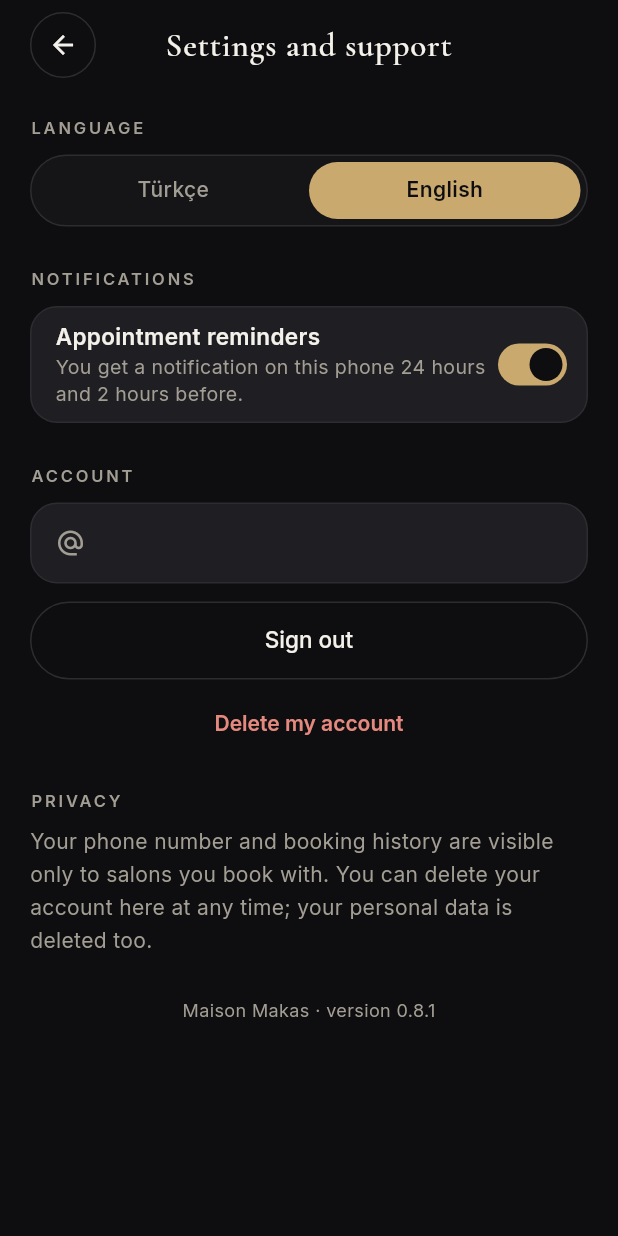
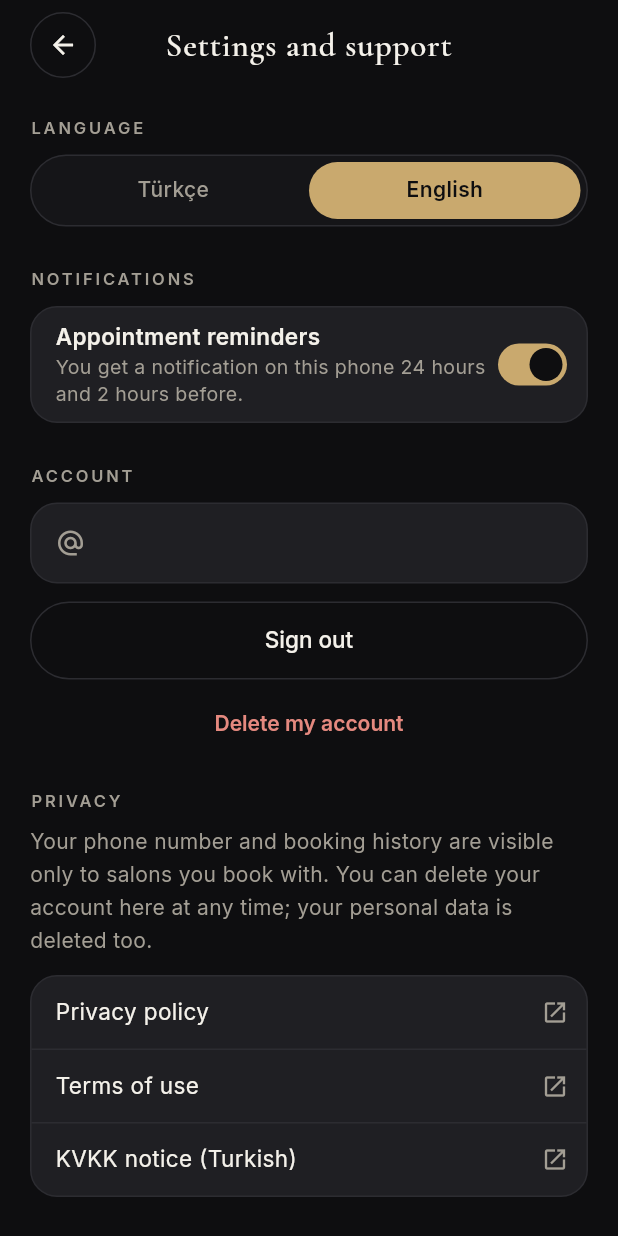
Before and after one commit to ahmetsahinn3807-ship-it/Maison-makas, a Flutter app: the AyarlarEkrani screen opened directly, on a phone screen of 412 x 824 dp. Run offline on Flutter 3.47's test engine with Material 3 defaults, Android fonts, the phone set to English and light mode, and no system bars; our stand-ins replace firebase_core, firebase_messaging, flutter_local_notifications, image_picker, shared_preferences, supabase_flutter and 1 more; accounts and stored records are empty; network calls fail.

Commit message:
Proje dosyalari zipten yerlestirildi [skip ci]

```diff
--- a/apps/musteri/lib/ekranlar/ayarlar_ekrani.dart
+++ b/apps/musteri/lib/ekranlar/ayarlar_ekrani.dart
@@ -215,10 +215,12 @@ class _AyarlarEkraniState extends State<AyarlarEkrani> {
                   'You can delete your account here at any time; your personal data is deleted too.'),
               style: maisonGovde(14, renk: r.soluk, yukseklik: 1.55),
             ),
+            const SizedBox(height: 12),
+            const MaisonBelgeBaglantilari(),
             const SizedBox(height: 28),
             Center(
               child: Text(
-                dl('Maison Makas · sürüm 0.8.1', 'Maison Makas · version 0.8.1'),
+                dl('Maison Makas · sürüm 0.8.2', 'Maison Makas · version 0.8.2'),
                 style: maisonGovde(12, renk: r.soluk, yukseklik: 1.2),
               ),
             ),
--- a/apps/musteri/pubspec.yaml
+++ b/apps/musteri/pubspec.yaml
@@ -1,7 +1,7 @@
 name: musteri
 description: Maison Makas — berber ve kuaför randevu uygulaması (müşteri).
 publish_to: none
-version: 0.8.1+1
+version: 0.8.2+1
 
 environment:
   sdk: ^3.5.0
--- a/apps/pro/lib/ekranlar/pro_ayarlar.dart
+++ b/apps/pro/lib/ekranlar/pro_ayarlar.dart
@@ -304,10 +304,14 @@ class _ProAyarlarState extends State<ProAyarlar> {
                 style: maisonGovde(14, renk: Theme.of(context).colorScheme.error, kalinlik: FontWeight.w600),
               ),
             ),
+            const SizedBox(height: 22),
+            MaisonUstBaslik(dl('GİZLİLİK VE ŞARTLAR', 'PRIVACY AND TERMS')),
+            const SizedBox(height: 12),
+            const MaisonBelgeBaglantilari(),
             const SizedBox(height: 28),
             Center(
               child: Text(
-                dl('Makas Pro · sürüm 0.8.1', 'Makas Pro · version 0.8.1'),
+                dl('Makas Pro · sürüm 0.8.2', 'Makas Pro · version 0.8.2'),
                 style: maisonGovde(12, renk: r.soluk, yukseklik: 1.2),
               ),
             ),
--- a/apps/pro/pubspec.yaml
+++ b/apps/pro/pubspec.yaml
@@ -1,7 +1,7 @@
 name: pro
 description: Makas Pro — Maison Makas işletme uygulaması (berber ve kuaför salonları).
 publish_to: none
-version: 0.8.1+1
+version: 0.8.2+1
 
 environment:
   sdk: ^3.5.0
--- a/packages/makas_core/lib/makas_core.dart
+++ b/packages/makas_core/lib/makas_core.dart
@@ -20,3 +20,4 @@ export 'src/tarih.dart';
 export 'src/tema.dart';
 export 'src/vitrin.dart';
 export 'src/vitrin_ayari.dart';
+export 'src/yasal.dart';
--- /dev/null
+++ b/packages/makas_core/lib/src/yasal.dart
@@ -0,0 +1,129 @@
+import 'package:flutter/material.dart';
+import 'package:url_launcher/url_launcher.dart' show LaunchMode, launchUrl;
+
+import 'dil.dart';
+import 'renkler.dart';
+import 'tema.dart';
+
+/// Yasal metinlerin yayımlandığı site (GitHub Pages, depodaki docs/ klasörü).
+const String maisonSiteAdresi = 'https://ahmetsahinn3807-ship-it.github.io/Maison-makas/';
+
+/// Sitedeki belgeler. İngilizcesi olmayanlar (KVKK) Türkçe açılır.
+enum MaisonBelge {
+  gizlilik('gizlilik.html', 'privacy.html'),
+  kosullar('kosullar.html', 'terms.html'),
+  kvkk('kvkk.html', 'kvkk.html'),
+  hesapSilme('hesap-silme.html', 'delete-account.html');
+
+  const MaisonBelge(this._tr, this._en);
+
+  final String _tr;
+  final String _en;
+
+  Uri get adres => Uri.parse('$maisonSiteAdresi${MaisonTercih.ingilizce ? _en : _tr}');
+
+  String get ad {
+    switch (this) {
+      case MaisonBelge.gizlilik:
+        return dl('Gizlilik politikası', 'Privacy policy');
+      case MaisonBelge.kosullar:
+        return dl('Kullanım şartları', 'Terms of use');
+      case MaisonBelge.kvkk:
+        return dl('KVKK aydınlatma metni', 'KVKK notice (Turkish)');
+      case MaisonBelge.hesapSilme:
+        return dl('Hesap ve veri silme', 'Account and data deletion');
+    }
+  }
+}
+
+/// Belgeyi tarayıcıda açar; açılamazsa false.
+Future<bool> maisonBelgeAc(MaisonBelge belge) async {
+  try {
+    return await launchUrl(belge.adres, mode: LaunchMode.externalApplication);
+  } catch (_) {
+    return false;
+  }
+}
+
+Future<void> _ac(BuildContext context, MaisonBelge belge) async {
+  final ScaffoldMessengerState mesaj = ScaffoldMessenger.of(context);
+  if (!await maisonBelgeAc(belge)) {
+    mesaj.showSnackBar(SnackBar(content: Text(dl('Sayfa açılamadı.', 'The page could not be opened.'))));
+  }
+}
+
+/// Ayarlar ekranı için: gizlilik, şartlar ve KVKK bağlantıları.
+class MaisonBelgeBaglantilari extends StatelessWidget {
+  const MaisonBelgeBaglantilari({super.key});
+
+  @override
+  Widget build(BuildContext context) {
+    final MaisonRenkler r = MaisonRenkler.of(context);
+    final List<MaisonBelge> belgeler = <MaisonBelge>[MaisonBelge.gizlilik, MaisonBelge.kosullar, MaisonBelge.kvkk];
+    return Container(
+      decoration: BoxDecoration(
+        color: r.kart,
+        borderRadius: BorderRadius.circular(18),
+        border: Border.all(color: r.cizgi),
+      ),
+      child: Column(
+        children: <Widget>[
+          for (int i = 0; i < belgeler.length; i++) ...<Widget>[
+            if (i > 0) Divider(height: 1, thickness: 1, color: r.cizgi),
+            InkWell(
+              onTap: () => _ac(context, belgeler[i]),
+              borderRadius: BorderRadius.circular(18),
+              child: Padding(
+                padding: const EdgeInsets.fromLTRB(16, 14, 12, 14),
+                child: Row(
+                  children: <Widget>[
+                    Expanded(
+                      child: Text(belgeler[i].ad, style: maisonGovde(15, renk: r.yazi, yukseklik: 1.3)),
+                    ),
+                    Icon(Icons.open_in_new, size: 18, color: r.soluk),
+                  ],
+                ),
+              ),
+            ),
+          ],
+        ],
+      ),
+    );
+  }
+}
+
+/// Giriş ekranının altı için: "Devam ederek … kabul etmiş olursun" ve iki bağlantı.
+class MaisonOnayNotu extends StatelessWidget {
+  const MaisonOnayNotu({super.key});
+
+  @override
+  Widget build(BuildContext context) {
+    final MaisonRenkler r = MaisonRenkler.of(context);
+    final TextStyle baglanti = maisonGovde(12, renk: r.vurgu, yukseklik: 1.4, kalinlik: FontWeight.w600);
+    return Column(
+      children: <Widget>[
+        Text(
+          dl(
+            'Devam ederek Kullanım Şartları\'nı kabul etmiş ve Gizlilik Politikası\'nı okumuş olursun.',
+            'By continuing you accept the Terms of Use and confirm you have read the Privacy Policy.',
+          ),
+          textAlign: TextAlign.center,
+          style: maisonGovde(12, renk: r.soluk, yukseklik: 1.6),
+        ),
+        Wrap(
+          alignment: WrapAlignment.center,
+          children: <Widget>[
+            TextButton(
+              onPressed: () => _ac(context, MaisonBelge.kosullar),
+              child: Text(MaisonBelge.kosullar.ad, style: baglanti),
+            ),
+            TextButton(
+              onPressed: () => _ac(context, MaisonBelge.gizlilik),
+              child: Text(MaisonBelge.gizlilik.ad, style: baglanti),
+            ),
+          ],
+        ),
+      ],
+    );
+  }
+}
```
Also changed, not shown: packages/makas_core/lib/src/giris_ekrani.dart (+2 -5 lines), 12 other files.
